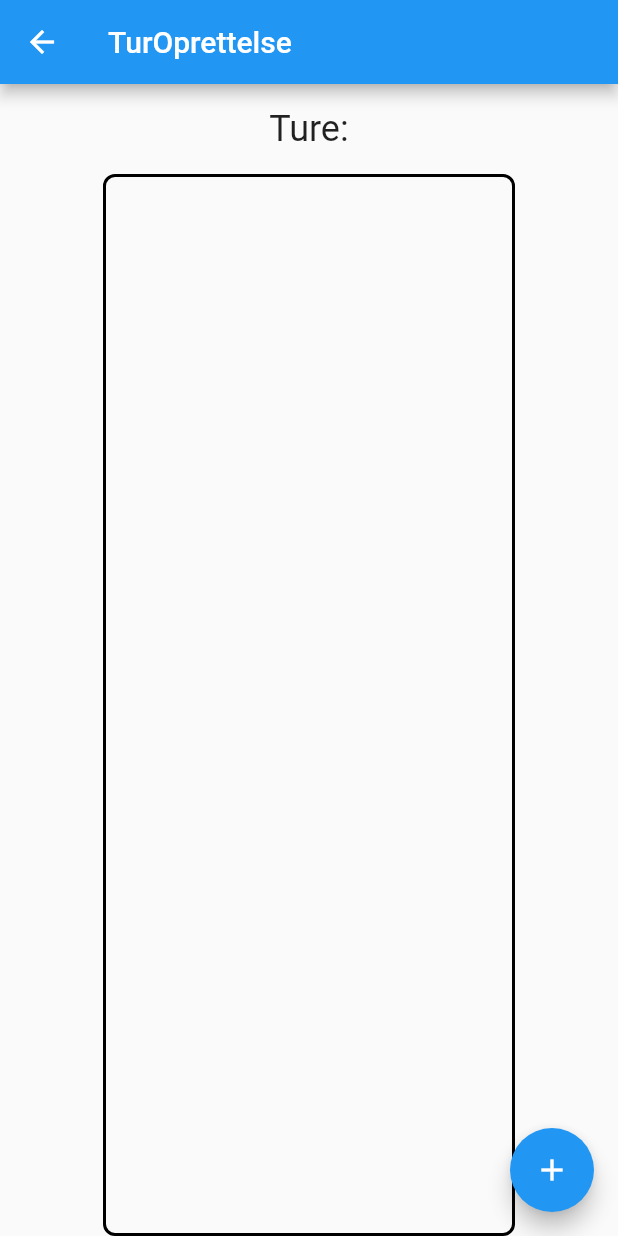
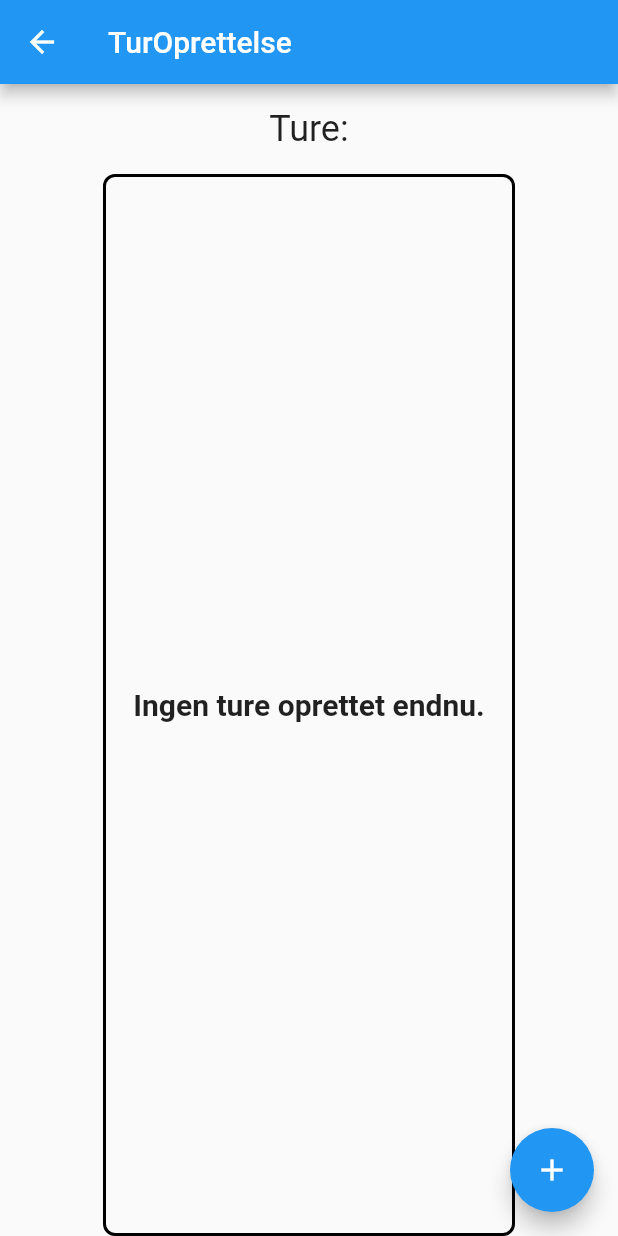
Before and after one commit to Larzzer/kiwi-app, a Flutter app: the TurOprettelse screen opened directly, on a phone screen of 412 x 824 dp. Run offline on Flutter 3.47's test engine with Material 2 defaults, Android fonts, the phone set to English and light mode, and no system bars.

Commit message:
Oprettelse af ture

```diff
--- a/lib/TurOprettelse.dart
+++ b/lib/TurOprettelse.dart
@@ -2,26 +2,66 @@ import 'package:eksamesprojekt_kiwi_app/CreateTur.dart';
 import 'package:flutter/material.dart';
 import 'package:eksamesprojekt_kiwi_app/GlobalState.dart';
 import 'Ture.dart';
-class TurOprettelse extends StatelessWidget {
+
+class TurOprettelse extends StatefulWidget {
   const TurOprettelse({Key? key}) : super(key: key);
 
-  void _navigateToCreateTur(BuildContext context) {
-    Navigator.push(
+  @override
+  _TurOprettelseState createState() => _TurOprettelseState();
+}
+
+class _TurOprettelseState extends State<TurOprettelse> {
+  List<Ture> _ture = [];
+
+  void _navigateToCreateTur(BuildContext context) async {
+    final result = await Navigator.push(
       context,
       MaterialPageRoute(builder: (context) => const CreateTur()),
     );
+    if (result != null) {
+      setState(() {
+        _ture.add(Ture(
+          Dato: result[0],
+          Tid: result[1],
+          kaptajn: result[2],
+          Ror: result[3],
+          Forsejlstyrbord: result[4],
+          Forsejlbagbord: result[5],
+          Bagstag: result[6],
+          Storsejl: result[7],
+          Navigation: result[8],
+          fordaek: result[9],
+          pitmand: result[10],
+          spiler: result[11],
+        ));
+      });
+    }
+  }
 
+  @override
+  void initState() {
+    super.initState();
+    List<String> storedTur = store.get("Tur") ?? [];
+    if (!storedTur.isEmpty) {
+      Ture tur1 = new Ture(
+          Dato: storedTur[0],
+          Tid: storedTur[1],
+          kaptajn: storedTur[2],
+          Ror: storedTur[3],
+          Forsejlstyrbord: storedTur[4],
+          Forsejlbagbord: storedTur[5],
+          Bagstag: storedTur[6],
+          Storsejl: storedTur[7],
+          Navigation: storedTur[8],
+          fordaek: storedTur[9],
+          pitmand: storedTur[10],
+          spiler: storedTur[11]);
+      _ture.add(tur1);
+    }
   }
 
   @override
   Widget build(BuildContext context) {
-    List <String> storedTur = store.get("Tur") ?? [];
-    if (!storedTur.isEmpty)
-      {
-        Ture tur1 = new Ture(Dato: storedTur[0], Tid: storedTur[1], kaptajn: storedTur[2], Ror: storedTur[3], Forsejlstyrbord: storedTur[4], Forsejlbagbord: storedTur[5], Bagstag: storedTur[6], Storsejl: storedTur[7], Navigation: storedTur[8], fordaek: storedTur[9], pitmand: storedTur[10], spiler: storedTur[11]);
-        List<Ture> ture = [];
-        ture.add(tur1);
-      }
     return Scaffold(
       appBar: AppBar(
         title: const Text('TurOprettelse'),
@@ -46,18 +86,138 @@ class TurOprettelse extends StatelessWidget {
                   ),
                   borderRadius: BorderRadius.circular(8.0),
                 ),
+                child: _ture.isEmpty
+                    ? Center(
+                  child: Text(
+                    'Ingen ture oprettet endnu.',
+                    style: TextStyle(
+                      fontSize: 20.0,
+                      fontWeight: FontWeight.bold,
+                    ),
+                    textAlign: TextAlign.center,
+                  ),
+                )
+                    : ListView.builder(
+                  itemCount: _ture.length,
+                  itemBuilder: (BuildContext context, int index) {
+                    return Container(
+                      decoration: BoxDecoration(
+                        border: Border.all(
+                          color: Colors.black,
+                          width: 1.0,
+                        ),
+                      ),
+                      padding: const EdgeInsets.all(16.0),
+                      child: Column(
+                        crossAxisAlignment: CrossAxisAlignment.start,
+                        children: [
+                          Text(
+                            'Dato: ${_ture[index].Dato}',
+                            style: TextStyle(
+                              fontSize: 18.0,
+                              fontWeight: FontWeight.bold,
+                            ),
+                          ),
+                          const SizedBox(height: 8.0),
+                          Text(
+                            'Tid: ${_ture[index].Tid}',
+                            style: TextStyle(fontSize: 16.0),
+                          ),
+                          const SizedBox(height: 8.0),
+                          Text(
+                            'Kaptajn: ${_ture[index].kaptajn}',
+                            style: TextStyle(fontSize: 16.0),
+                          ),
+                          const SizedBox(height: 8.0),
+                          Text(
+                            'Ror: ${_ture[index].Ror}',
+                            style: TextStyle(fontSize: 16.0),
+                          ),
+                          const SizedBox(height: 8.0),
+                          Text(
+                            'Forsejl styrbord: ${_ture[index].Forsejlstyrbord}',
+                            style: TextStyle(fontSize: 16.0),
+                          ),
+                          const SizedBox(height: 8.0),
+                          Text(
+                            'Forsejl bagbord: ${_ture[index].Forsejlbagbord}',
+                            style: TextStyle(fontSize: 16.0),
+                          ),
+                          const SizedBox(height: 8.0),
+                          Text(
+                            'Bagstag: ${_ture[index].Bagstag}',
+                            style: TextStyle(fontSize: 16.0),
+                          ),
+                          const SizedBox(height: 8.0),
+                          Text(
+                            'Storsejl: ${_ture[index].Storsejl}',
+                            style: TextStyle(fontSize: 16.0),
+                          ),
+                          const SizedBox(height: 8.0),
+                          Text(
+                            'Navigation: ${_ture[index].Navigation}',
+                            style: TextStyle(fontSize: 16.0),
+                          ),
+                          const SizedBox(height: 8.0),
+                          Text(
+                            'Fordæk: ${_ture[index].fordaek}',
+                            style: TextStyle(fontSize: 16.0),
+                          ),
+                          const SizedBox(height: 8.0),
+                          Text(
+                            'Pitmand: ${_ture[index].pitmand}',
+                            style: TextStyle(fontSize: 16.0),
+                          ),
+                          const SizedBox(height: 8.0),
+                          Text(
+                            'Spiler: ${_ture[index].spiler}',
+                            style: TextStyle(fontSize: 16.0),
+                          ),
+                        ],
+                      ),
+                    );
+                  },
+                ),
               ),
             ),
           ),
         ],
       ),
       floatingActionButton: FloatingActionButton(
-        onPressed: () {
-          _navigateToCreateTur(context); // Pass the BuildContext to the method
-        },
-        child: const Icon(Icons.add),
+        onPressed: () => _navigateToCreateTur(context),
+        tooltip: 'Opret en ny tur',
+        child: Icon(Icons.add),
       ),
-      floatingActionButtonLocation: FloatingActionButtonLocation.endFloat,
     );
   }
 }
+
+class Ture {
+  String Dato;
+  String Tid;
+  String kaptajn;
+  String Ror;
+  String Forsejlstyrbord;
+  String Forsejlbagbord;
+  String Bagstag;
+  String Storsejl;
+  String Navigation;
+  String fordaek;
+  String pitmand;
+  String spiler;
+
+  Ture({
+    required this.Dato,
+    required this.Tid,
+    required this.kaptajn,
+    required this.Ror,
+    required this.Forsejlstyrbord,
+    required this.Forsejlbagbord,
+    required this.Bagstag,
+    required this.Storsejl,
+    required this.Navigation,
+    required this.fordaek,
+    required this.pitmand,
+    required this.spiler,
+  });
+}
```
Also changed, not shown: lib/CreateTur.dart (+37 -2 lines).
